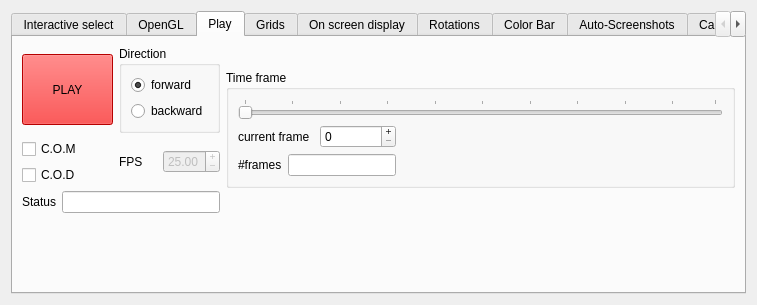
Above: src/formoptions.ui from jcldc/glnemo2 before the change. Below: the same form after it.
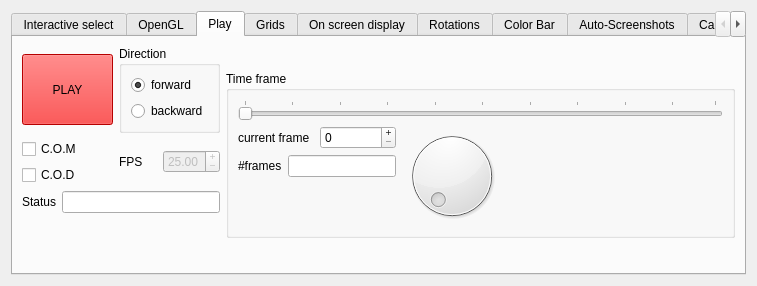
That is the form after the change. Icons and pictures are not drawn.

```diff
--- a/src/formoptions.ui
+++ b/src/formoptions.ui
@@ -2123,7 +2123,7 @@
          </layout>
         </widget>
        </item>
-       <item row="0" column="2" rowspan="3">
+       <item row="0" column="2" rowspan="4">
         <widget class="QGroupBox" name="frame_box">
          <property name="sizePolicy">
           <sizepolicy hsizetype="Expanding" vsizetype="Maximum">
@@ -2135,7 +2135,7 @@
           <string>Time frame</string>
          </property>
          <layout class="QGridLayout" name="gridLayout_40">
-          <item row="0" column="0" colspan="2">
+          <item row="0" column="0" colspan="3">
            <widget class="QSlider" name="frame_slide">
             <property name="sizePolicy">
              <sizepolicy hsizetype="Expanding" vsizetype="Expanding">
@@ -2196,18 +2196,8 @@
             </item>
            </layout>
           </item>
-          <item row="1" column="1">
-           <spacer name="horizontalSpacer_3">
-            <property name="orientation">
-             <enum>Qt::Horizontal</enum>
-            </property>
-            <property name="sizeHint" stdset="0">
-             <size>
-              <width>326</width>
-              <height>13</height>
-             </size>
-            </property>
-           </spacer>
+          <item row="1" column="1" rowspan="3">
+           <widget class="QDial" name="frame_dial"/>
           </item>
           <item row="2" column="0">
            <layout class="QHBoxLayout" name="horizontalLayout_18">
@@ -2245,6 +2235,35 @@
             </item>
            </layout>
           </item>
+          <item row="2" column="2" rowspan="2">
+           <spacer name="horizontalSpacer_3">
+            <property name="orientation">
+             <enum>Qt::Horizontal</enum>
+            </property>
+            <property name="sizeHint" stdset="0">
+             <size>
+              <width>214</width>
+              <height>20</height>
+             </size>
+            </property>
+           </spacer>
+          </item>
+          <item row="3" column="0">
+           <spacer name="verticalSpacer_27">
+            <property name="orientation">
+             <enum>Qt::Vertical</enum>
+            </property>
+            <property name="sizeType">
+             <enum>QSizePolicy::MinimumExpanding</enum>
+            </property>
+            <property name="sizeHint" stdset="0">
+             <size>
+              <width>17</width>
+              <height>42</height>
+             </size>
+            </property>
+           </spacer>
+          </item>
          </layout>
         </widget>
        </item>
@@ -2333,22 +2352,6 @@
          </property>
         </spacer>
        </item>
-       <item row="3" column="2">
-        <spacer name="verticalSpacer_27">
-         <property name="orientation">
-          <enum>Qt::Vertical</enum>
-         </property>
-         <property name="sizeType">
-          <enum>QSizePolicy::MinimumExpanding</enum>
-         </property>
-         <property name="sizeHint" stdset="0">
-          <size>
-           <width>18</width>
-           <height>68</height>
-          </size>
-         </property>
-        </spacer>
-       </item>
       </layout>
      </widget>
      <widget class="QWidget" name="tab">
```
Left out of the diff: 32 changed lines with no effect on the pictures.
